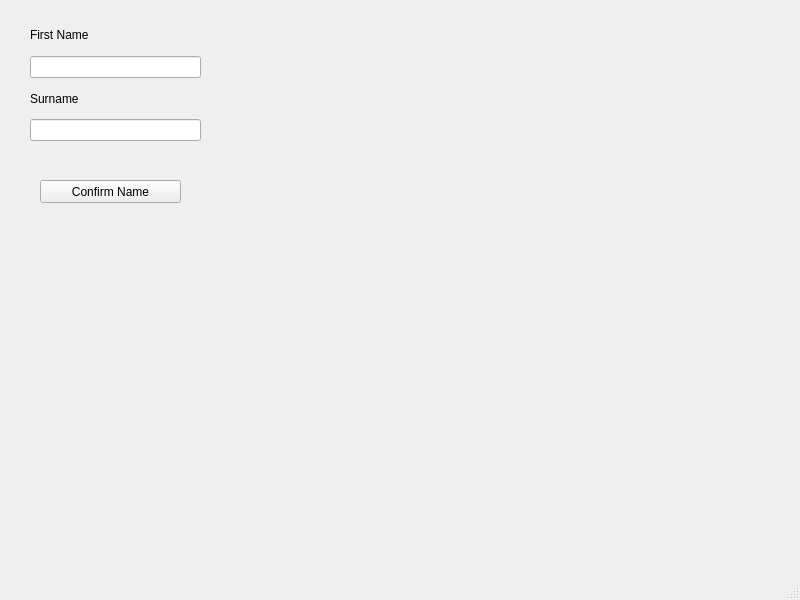
Qt form userInterface/userCreationMainWindow.ui (kingchappers/adUserProvisioner) before a commit.
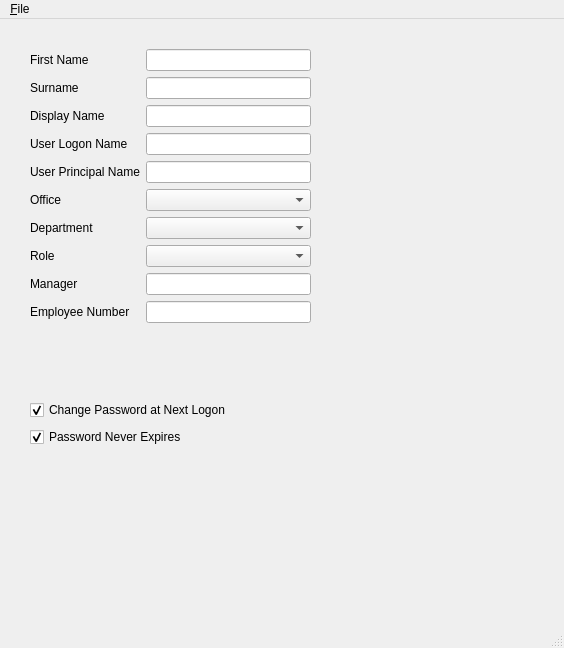
The same form after that commit.

```diff
--- a/userInterface/userCreationMainWindow.ui
+++ b/userInterface/userCreationMainWindow.ui
@@ -6,8 +6,8 @@
    <rect>
     <x>0</x>
     <y>0</y>
-    <width>800</width>
-    <height>600</height>
+    <width>564</width>
+    <height>648</height>
    </rect>
   </property>
   <property name="windowTitle">
@@ -17,50 +17,162 @@
    <number>-7</number>
   </property>
   <widget class="QWidget" name="centralwidget">
-   <widget class="QWidget" name="verticalLayoutWidget">
+   <widget class="QWidget" name="formLayoutWidget">
     <property name="geometry">
      <rect>
       <x>30</x>
-      <y>20</y>
-      <width>171</width>
-      <height>121</height>
+      <y>30</y>
+      <width>281</width>
+      <height>301</height>
      </rect>
     </property>
-    <layout class="QVBoxLayout" name="verticalLayout">
-     <item>
-      <widget class="QLabel" name="firstNameLabel">
+    <layout class="QFormLayout" name="formLayout">
+     <item row="0" column="0">
+      <widget class="QLabel" name="label">
        <property name="text">
         <string>First Name</string>
        </property>
       </widget>
      </item>
-     <item>
-      <widget class="QLineEdit" name="surnameEdit"/>
+     <item row="0" column="1">
+      <widget class="QLineEdit" name="lineEdit"/>
      </item>
-     <item>
-      <widget class="QLabel" name="surnameLabel">
+     <item row="1" column="0">
+      <widget class="QLabel" name="label_2">
        <property name="text">
         <string>Surname</string>
        </property>
       </widget>
      </item>
-     <item>
-      <widget class="QLineEdit" name="firstNameInput"/>
+     <item row="1" column="1">
+      <widget class="QLineEdit" name="lineEdit_2"/>
+     </item>
+     <item row="3" column="0">
+      <widget class="QLabel" name="label_3">
+       <property name="text">
+        <string>User Logon Name</string>
+       </property>
+      </widget>
+     </item>
+     <item row="3" column="1">
+      <widget class="QLineEdit" name="lineEdit_3"/>
+     </item>
+     <item row="4" column="0">
+      <widget class="QLabel" name="label_4">
+       <property name="text">
+        <string>User Principal Name</string>
+       </property>
+      </widget>
+     </item>
+     <item row="4" column="1">
+      <widget class="QLineEdit" name="lineEdit_4"/>
+     </item>
+     <item row="2" column="0">
+      <widget class="QLabel" name="label_5">
+       <property name="text">
+        <string>Display Name</string>
+       </property>
+      </widget>
+     </item>
+     <item row="2" column="1">
+      <widget class="QLineEdit" name="lineEdit_5"/>
+     </item>
+     <item row="5" column="0">
+      <widget class="QLabel" name="label_6">
+       <property name="text">
+        <string>Office</string>
+       </property>
+      </widget>
+     </item>
+     <item row="6" column="0">
+      <widget class="QLabel" name="label_7">
+       <property name="text">
+        <string>Department</string>
+       </property>
+      </widget>
+     </item>
+     <item row="7" column="0">
+      <widget class="QLabel" name="label_8">
+       <property name="text">
+        <string>Role</string>
+       </property>
+      </widget>
+     </item>
+     <item row="8" column="0">
+      <widget class="QLabel" name="label_9">
+       <property name="text">
+        <string>Manager</string>
+       </property>
+      </widget>
+     </item>
+     <item row="9" column="0">
+      <widget class="QLabel" name="label_10">
+       <property name="text">
+        <string>Employee Number</string>
+       </property>
+      </widget>
+     </item>
+     <item row="5" column="1">
+      <widget class="QComboBox" name="comboBox">
+       <property name="currentText">
+        <string/>
+       </property>
+       <property name="placeholderText">
+        <string/>
+       </property>
+       <property name="duplicatesEnabled">
+        <bool>false</bool>
+       </property>
+      </widget>
+     </item>
+     <item row="6" column="1">
+      <widget class="QComboBox" name="comboBox_2"/>
+     </item>
+     <item row="7" column="1">
+      <widget class="QComboBox" name="comboBox_3"/>
+     </item>
+     <item row="8" column="1">
+      <widget class="QLineEdit" name="lineEdit_6"/>
+     </item>
+     <item row="9" column="1">
+      <widget class="QLineEdit" name="lineEdit_7"/>
      </item>
     </layout>
    </widget>
-   <widget class="QPushButton" name="confirmNameBtn">
+   <widget class="QWidget" name="verticalLayoutWidget">
     <property name="geometry">
      <rect>
-      <x>40</x>
-      <y>180</y>
-      <width>141</width>
-      <height>23</height>
+      <x>30</x>
+      <y>380</y>
+      <width>281</width>
+      <height>51</height>
      </rect>
     </property>
-    <property name="text">
-     <string>Confirm Name</string>
-    </property>
+    <layout class="QVBoxLayout" name="verticalLayout">
+     <item>
+      <widget class="QCheckBox" name="checkBox">
+       <property name="text">
+        <string>Change Password at Next Logon</string>
+       </property>
+       <property name="checked">
+        <bool>true</bool>
+       </property>
+      </widget>
+     </item>
+     <item>
+      <widget class="QCheckBox" name="checkBox_2">
+       <property name="autoFillBackground">
+        <bool>false</bool>
+       </property>
+       <property name="text">
+        <string>Password Never Expires</string>
+       </property>
+       <property name="checked">
+        <bool>true</bool>
+       </property>
+      </widget>
+     </item>
+    </layout>
    </widget>
   </widget>
   <widget class="QMenuBar" name="menubar">
@@ -68,10 +180,17 @@
     <rect>
      <x>0</x>
      <y>0</y>
-     <width>800</width>
+     <width>564</width>
      <height>20</height>
     </rect>
    </property>
+   <widget class="QMenu" name="menuFile">
+    <property name="title">
+     <string>&amp;File</string>
+    </property>
+    <addaction name="actionExit"/>
+   </widget>
+   <addaction name="menuFile"/>
   </widget>
   <widget class="QStatusBar" name="statusbar"/>
  </widget>
```
Left out of the diff: 11 changed lines with no effect on the pictures.
